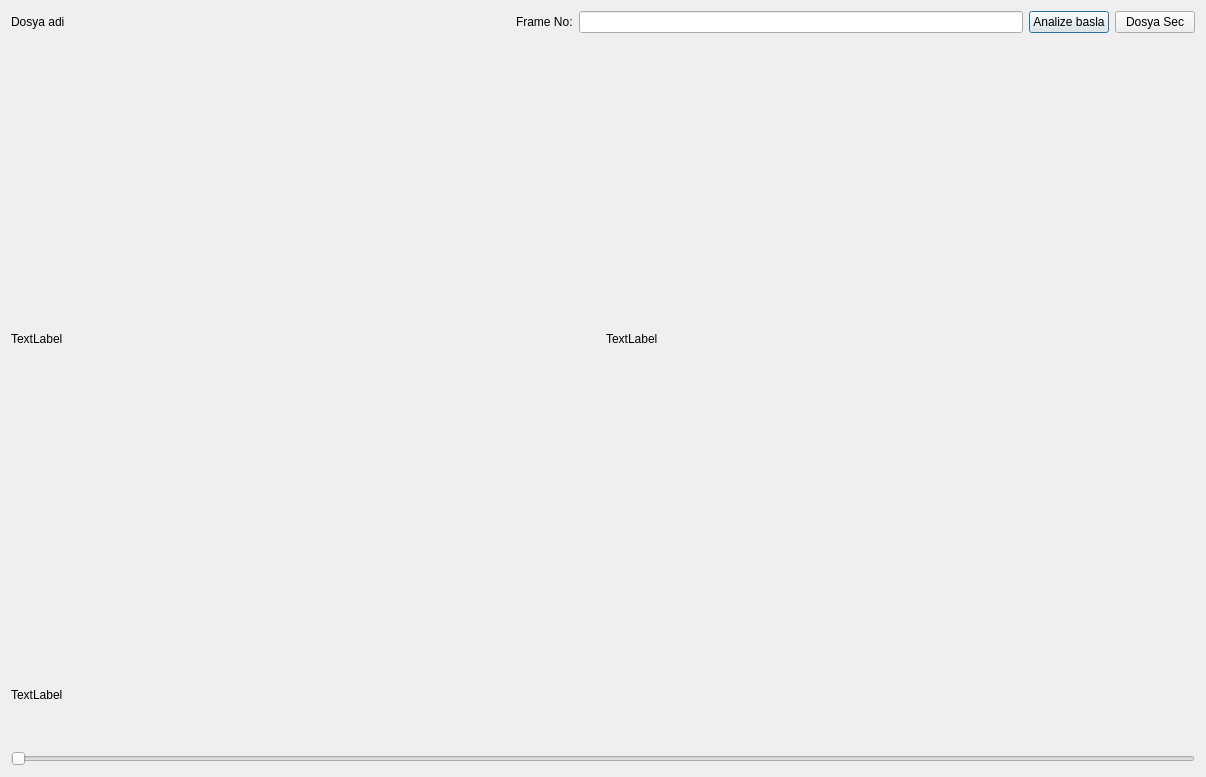
First picture: the form in arayuz.ui, repository ilkermanap/videoproces, before the edit.
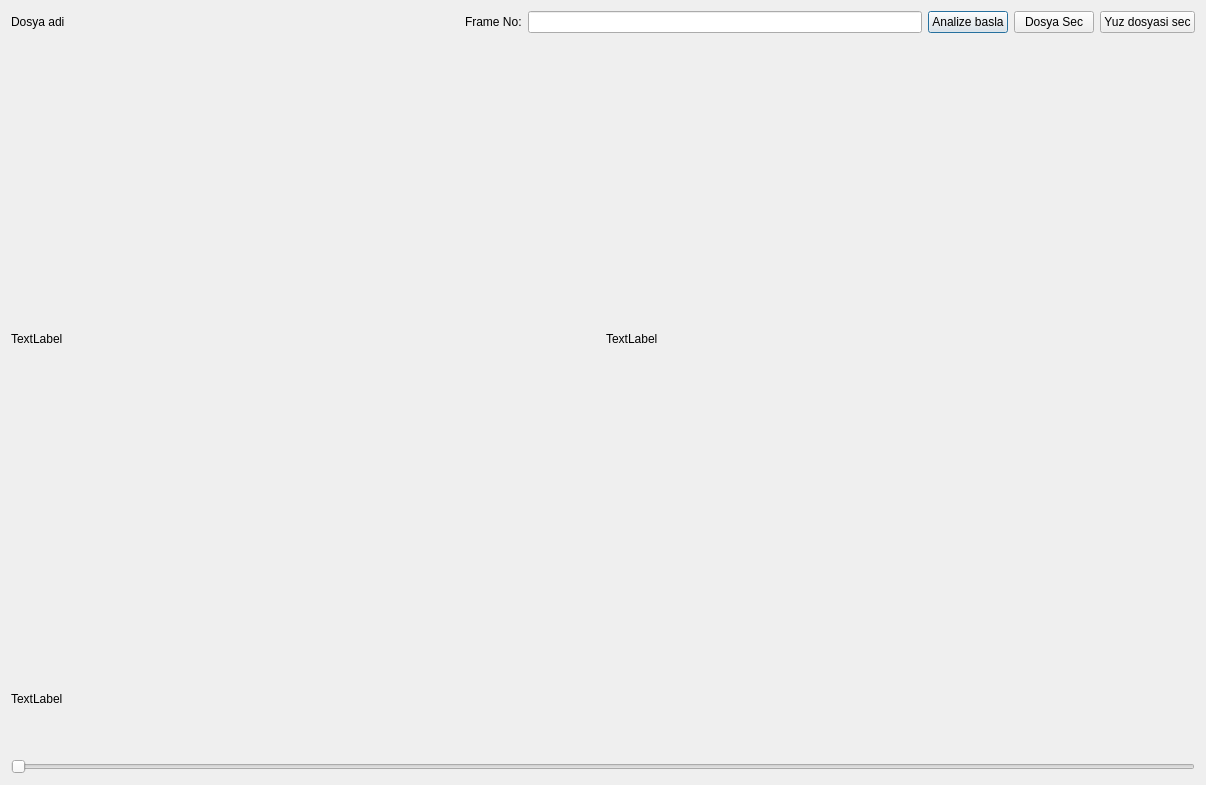
Second picture: the form after the edit.

What changed in the file:
```diff
--- a/arayuz.ui
+++ b/arayuz.ui
@@ -7,7 +7,7 @@
     <x>0</x>
     <y>0</y>
     <width>1206</width>
-    <height>679</height>
+    <height>785</height>
    </rect>
   </property>
   <property name="windowTitle">
@@ -60,6 +60,13 @@
        </property>
       </widget>
      </item>
+     <item>
+      <widget class="QPushButton" name="btnYuzDosyasi">
+       <property name="text">
+        <string>Yuz dosyasi sec</string>
+       </property>
+      </widget>
+     </item>
     </layout>
    </item>
    <item>
```
Left out of the diff: 33 changed lines with no effect on the pictures.
